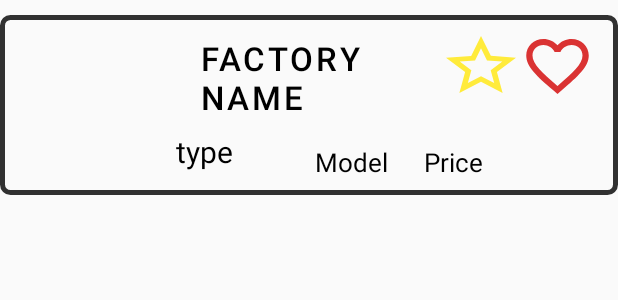
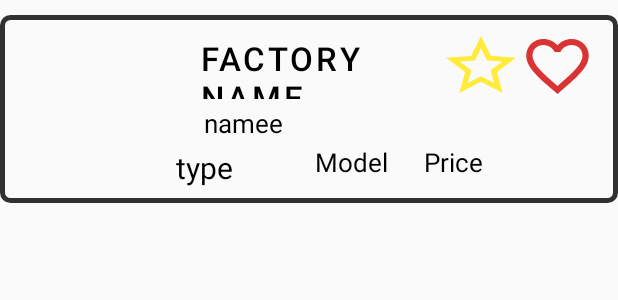
Before and after one commit to shereenIbdah/AndroidProjectCarDealer, an Android app: the layout car_view.xml on its own in the app's theme, with its tools: preview values and no code run, on a phone screen of 412 x 824 dp. Shown: the top 300 px of the screen. Run offline under Robolectric (Android 15) with nearby library versions, the phone set to English and light mode, and no system bars.

Commit message:
reservation2

```diff
--- a/app/src/main/java/com/example/androidproject/MainActivity.java
+++ b/app/src/main/java/com/example/androidproject/MainActivity.java
@@ -36,7 +36,7 @@ public class MainActivity extends AppCompatActivity implements detailsOfSelected
         connect = findViewById(R.id.connect);
         connect.setOnClickListener(v -> {
             ConnectionAsyncTask connectionAsyncTask = new ConnectionAsyncTask(MainActivity.this);
-            connectionAsyncTask.execute("https://mpc8710d2341207fb939.free.beeceptor.com/data");
+            connectionAsyncTask.execute("https://mp49b93c0a0b2dd1479e.free.beeceptor.com/data?fbclid=IwAR1Z711Q2vIicd9s9p-V5I7FNuGvJYrj3Q-x5Qr_s8G0-844CV3x8up4APg");
 
         });
 
--- a/app/src/main/java/com/example/androidproject/MyAdapter.java
+++ b/app/src/main/java/com/example/androidproject/MyAdapter.java
@@ -35,10 +35,12 @@ public class MyAdapter extends RecyclerView.Adapter<MyViewHolder> implements Fil
 
     @Override
     public void onBindViewHolder(@NonNull MyViewHolder holder, int position) {
-        holder.nameView.setText(cars.get(position).getFactoryName());
+        holder.factorynameView.setText(cars.get(position).getFactoryName());
+        holder.name.setText(cars.get(position).getName());
         holder.typeView.setText(cars.get(position).getType());
         holder.priceView.setText(String.valueOf(cars.get(position).getPrice()));
         holder.modelView.setText(cars.get(position).getModel());
+        holder.id = cars.get(position).getId();
 
         // based on the name set the image
         // for each position set a different image
--- a/app/src/main/java/com/example/androidproject/SlideshowFragment.java
+++ b/app/src/main/java/com/example/androidproject/SlideshowFragment.java
@@ -30,7 +30,7 @@ public class SlideshowFragment extends Fragment {
         secondLinearLayout.removeAllViews(); // Clear existing views
 
         // Correct the table name to match your database helper
-        reserveDataBase reserveDataBase = new reserveDataBase(getContext(), "reserveCar", null, 1);
+        reserveDataBase reserveDataBase = new reserveDataBase(getContext(), "reserveCarss", null, 1);
         Cursor getAllReservations = reserveDataBase.getAllReservations();
         while (getAllReservations.moveToNext()) {
             TextView textView = new TextView(getContext());
--- a/app/src/main/res/layout/car_view.xml
+++ b/app/src/main/res/layout/car_view.xml
@@ -14,10 +14,10 @@
         android:layout_marginRight="10dp" />
 
     <Button
-        android:id="@+id/name"
+        android:id="@+id/factoryname"
         style="@style/Widget.MaterialComponents.Button.TextButton"
         android:layout_width="189dp"
-        android:layout_height="wrap_content"
+        android:layout_height="50dp"
         android:layout_marginStart="16dp"
         android:layout_marginEnd="40dp"
         android:layout_toStartOf="@+id/toggleButton4"
@@ -27,11 +27,12 @@
         android:textSize="22dp"
         tools:text="Factory Name" />
 
+
     <TextView
         android:id="@+id/type"
         android:layout_width="77dp"
         android:layout_height="wrap_content"
-        android:layout_below="@id/name"
+        android:layout_below="@id/namee"
         android:layout_marginStart="7dp"
         android:layout_marginTop="4dp"
         android:layout_toEndOf="@id/imageview"
@@ -90,4 +91,16 @@
         android:textColor="@color/black"
         android:textSize="17dp" />
 
+    <TextView
+        android:id="@+id/namee"
+        android:layout_width="116dp"
+        android:layout_height="wrap_content"
+        android:layout_alignParentTop="true"
+        android:layout_alignParentEnd="true"
+        android:layout_marginTop="50dp"
+        android:layout_marginEnd="150dp"
+        android:text="namee"
+        android:textColor="@color/black"
+        android:textSize="17dp" />
+
 </RelativeLayout>
--- a/app/src/main/res/layout/fragment_slideshow.xml
+++ b/app/src/main/res/layout/fragment_slideshow.xml
@@ -23,11 +23,11 @@ tools:context=".SlideshowFragment" >
 <LinearLayout
     android:id="@+id/layout"
     android:layout_width="395dp"
-    android:layout_height="507dp"
-    android:layout_marginStart="2dp"
+    android:layout_height="600dp"
+    android:layout_marginStart="1dp"
     android:layout_marginTop="10dp"
     android:layout_marginEnd="8dp"
-    android:layout_marginBottom="8dp"
+    android:layout_marginBottom="10dp"
     android:background="@android:drawable/gallery_thumb"
     android:orientation="vertical"
     app:layout_constraintBottom_toBottomOf="parent"
```
Also changed, not shown: app/src/main/java/com/example/androidproject/MyViewHolder.java (+16 -12 lines), app/src/main/java/com/example/androidproject/reserveDataBase.java (+5 -4 lines).
